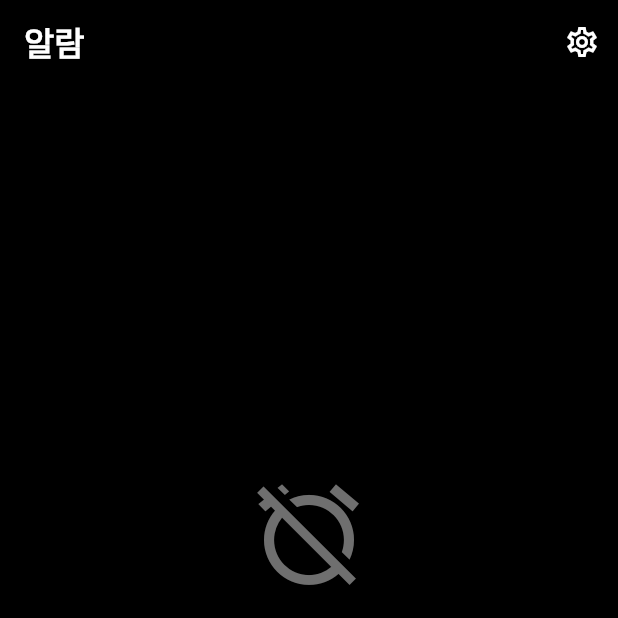
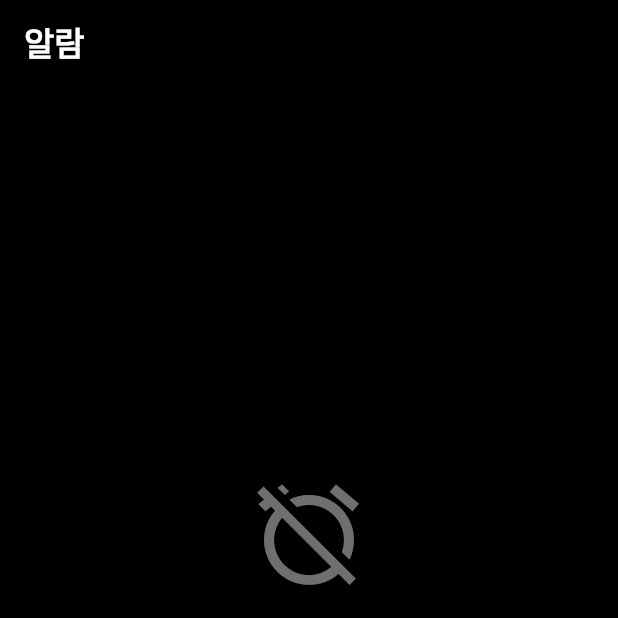
Before and after one commit to gjgkwls/galaxy_alarm, a Flutter app: the screen it shows after launch, on a phone screen of 412 x 824 dp, the top half of it. Run offline on Flutter 3.47's test engine with Material 3 defaults, Android fonts, the light colour scheme and no system bars; our stand-ins replace audioplayers, flutter_local_notifications, flutter_native_splash, shared_preferences, timezone; missing offline and left inert: alarm.

Commit message:
remove : 앱바에 불필요한 설정 버튼 삭제

```diff
--- a/lib/screens/alarm_list_screen.dart
+++ b/lib/screens/alarm_list_screen.dart
@@ -147,14 +147,6 @@ class _AlarmListScreenState extends State<AlarmListScreen>
       child: Scaffold(
         appBar: AppBar(
           title: const Text('알람'),
-          actions: [
-            IconButton(
-              icon: const Icon(Icons.settings_outlined),
-              onPressed: () {
-                // 설정 화면으로 이동 (필요시 구현)
-              },
-            ),
-          ],
         ),
         body: _isLoading
             ? Center(
```
